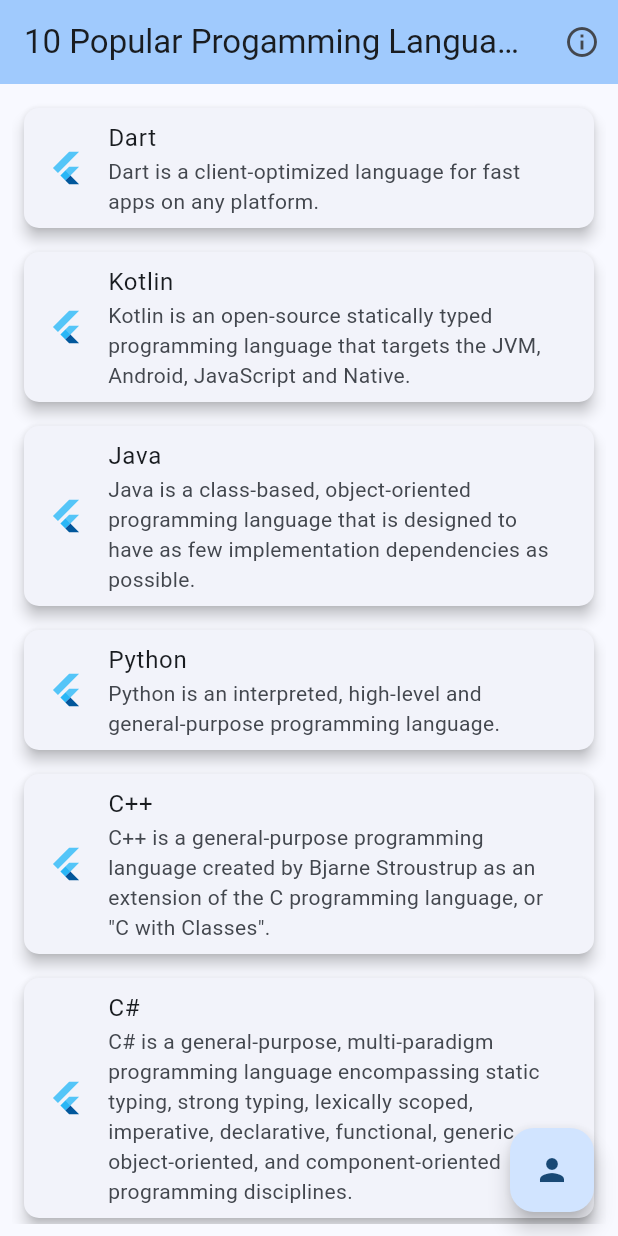
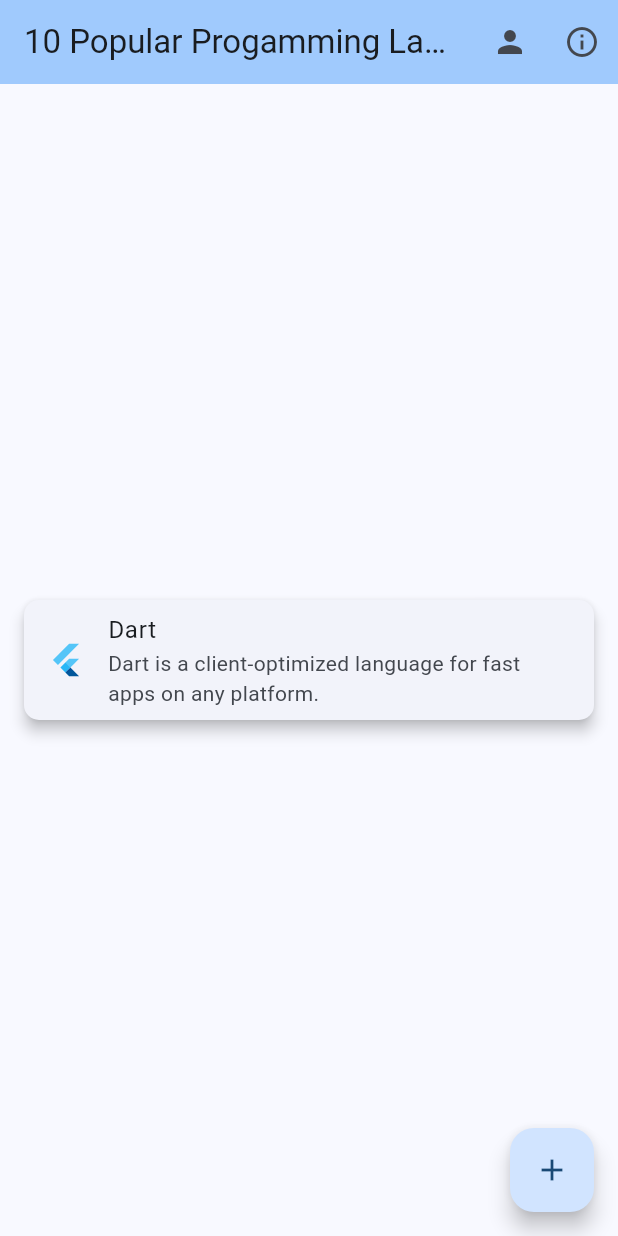
Before and after one commit to krisna31/programming_language_flutter, a Flutter app: the screen it shows after launch, on a phone screen of 412 x 824 dp. Run offline on Flutter 3.47's test engine with Material 2 defaults, Android fonts, the phone set to English and light mode, and no system bars.

Commit message:
use state for homepage display programming language

```diff
--- /dev/null
+++ b/lib/home_page.dart
@@ -0,0 +1,118 @@
+import 'dart:math';
+
+import 'package:flutter/material.dart';
+import 'package:programming_language_flutter/model/programming_language.dart';
+import 'package:programming_language_flutter/profile.dart';
+
+class HomePage extends StatefulWidget {
+  const HomePage({super.key, required this.title});
+
+  final String title;
+
+  @override
+  State<HomePage> createState() => _HomePageState();
+}
+
+class _HomePageState extends State<HomePage> {
+  final List<ProgrammingLanguage> _language = [
+    ProgrammingLanguage(
+      name: 'Dart',
+      description:
+          'Dart is a client-optimized language for fast apps on any platform.',
+    ),
+  ];
+
+  void _moveToProfileScreen() {
+    Navigator.push(
+      context,
+      MaterialPageRoute(
+        builder: (context) => const MyProfile(
+          name: "Jelvin Krisna Putra",
+          profile: "Programmer",
+        ),
+      ),
+    );
+  }
+
+  void _showAboutDialog(BuildContext context) {
+    return showAboutDialog(
+      context: context,
+      applicationName: 'Programming List',
+      applicationVersion: '1.0.0',
+      applicationIcon: const FlutterLogo(),
+      children: const [
+        Text(
+            'This is a simple app to show the list of popular programming languages.'),
+      ],
+    );
+  }
+
+  void _randomAddProgrammingLanguage() {
+    setState(
+      () => _language
+          .add(availableLanguages[Random().nextInt(availableLanguages.length)]),
+    );
+  }
+
+  @override
+  Widget build(BuildContext context) {
+    return Scaffold(
+      appBar: AppBar(
+        backgroundColor: Theme.of(context).colorScheme.inversePrimary,
+        title: Text(widget.title),
+        actions: [
+          IconButton(
+            icon: const Icon(Icons.person),
+            onPressed: _moveToProfileScreen,
+          ),
+          IconButton(
+            icon: const Icon(Icons.info_outline),
+            onPressed: () {
+              _showAboutDialog(context);
+            },
+          ),
+        ],
+      ),
+      body: Center(
+        child: Padding(
+          padding: const EdgeInsets.all(8.0),
+          child: ListView.builder(
+            itemCount: _language.length,
+            itemBuilder: (BuildContext context, int index) {
+              return Card(
+                margin: const EdgeInsets.all(8.0),
+                shape: RoundedRectangleBorder(
+                  borderRadius: BorderRadius.circular(10.0),
+                ),
+                elevation: 4.0,
+                child: ListTile(
+                  splashColor: Theme.of(context).colorScheme.surface,
+                  leading: const FlutterLogo(),
+                  title: Text(_language[index].name),
+                  subtitle: Text(_language[index].description),
+                  onTap: () {
+                    ScaffoldMessenger.of(context).showSnackBar(
+                      SnackBar(
+                        content: Text(
+                          '${_language[index].name} is a programming language',
+                        ),
+                      ),
+                    );
+                  },
+                ),
+              );
+            },
+            shrinkWrap: true,
+          ),
+        ),
+      ),
+      floatingActionButton: FloatingActionButton(
+        onPressed: () {
+          _randomAddProgrammingLanguage();
+        },
+        tooltip: 'Add Programming Language',
+        child: const Icon(Icons.add),
+      ),
+    );
+  }
+}
--- a/lib/main.dart
+++ b/lib/main.dart
@@ -1,7 +1,5 @@
 import 'package:flutter/material.dart';
-import 'package:programming_language_flutter/profile.dart';
-
-import 'model/programming_language.dart';
+import 'package:programming_language_flutter/home_page.dart';
 
 void main() {
   runApp(const MyApp());
@@ -18,96 +16,8 @@ class MyApp extends StatelessWidget {
         colorScheme: ColorScheme.fromSeed(seedColor: Colors.blue[500]!),
         useMaterial3: true,
       ),
-      home: const MyHomePage(title: '10 Popular Progamming Languages'),
+      home: const HomePage(title: '10 Popular Progamming Languages'),
       debugShowCheckedModeBanner: false,
     );
   }
 }
-
-class MyHomePage extends StatefulWidget {
-  const MyHomePage({super.key, required this.title});
-
-  final String title;
-
-  @override
-  State<MyHomePage> createState() => _MyHomePageState();
-}
-
-class _MyHomePageState extends State<MyHomePage> {
-  void _moveToProfileScreen() {
-    Navigator.push(
-      context,
-      MaterialPageRoute(
-        builder: (context) => const MyProfile(
-          name: "Jelvin Krisna Putra",
-          profile: "Programmer",
-        ),
-      ),
-    );
-  }
-
-  @override
-  Widget build(BuildContext context) {
-    return Scaffold(
-      appBar: AppBar(
-        backgroundColor: Theme.of(context).colorScheme.inversePrimary,
-        title: Text(widget.title),
-        actions: [
-          IconButton(
-            icon: const Icon(Icons.info_outline),
-            onPressed: () {
-              showAboutDialog(
-                context: context,
-                applicationName: 'Programming List',
-                applicationVersion: '1.0.0',
-                applicationIcon: const FlutterLogo(),
-                children: const [
-                  Text(
-                      'This is a simple app to show the list of popular programming languages.'),
-                ],
-              );
-            },
-          ),
-        ],
-      ),
-      body: Center(
-        child: Padding(
-          padding: const EdgeInsets.all(8.0),
-          child: ListView.builder(
-            itemCount: languages.length,
-            itemBuilder: (BuildContext context, int index) {
-              return Card(
-                margin: const EdgeInsets.all(8.0),
-                shape: RoundedRectangleBorder(
-                  borderRadius: BorderRadius.circular(10.0),
-                ),
-                elevation: 4.0,
-                child: ListTile(
-                  splashColor: Theme.of(context).colorScheme.surface,
-                  leading: const FlutterLogo(),
-                  title: Text(languages[index].name),
-                  subtitle: Text(languages[index].description),
-                  onTap: () {
-                    ScaffoldMessenger.of(context).showSnackBar(
-                      SnackBar(
-                        content: Text(
-                          '${languages[index].name} is a programming language',
-                        ),
-                      ),
-                    );
-                  },
-                ),
-              );
-            },
-            shrinkWrap: true,
-          ),
-        ),
-      ),
-      floatingActionButton: FloatingActionButton(
-        onPressed: _moveToProfileScreen,
-        tooltip: 'Profile',
-        child: const Icon(Icons.person),
-      ),
-    );
-  }
-}
--- a/lib/model/programming_language.dart
+++ b/lib/model/programming_language.dart
@@ -5,7 +5,7 @@ class ProgrammingLanguage {
   ProgrammingLanguage({required this.name, required this.description});
 }
 
-List<ProgrammingLanguage> languages = [
+List<ProgrammingLanguage> availableLanguages = [
   ProgrammingLanguage(
     name: 'Dart',
     description:
```
